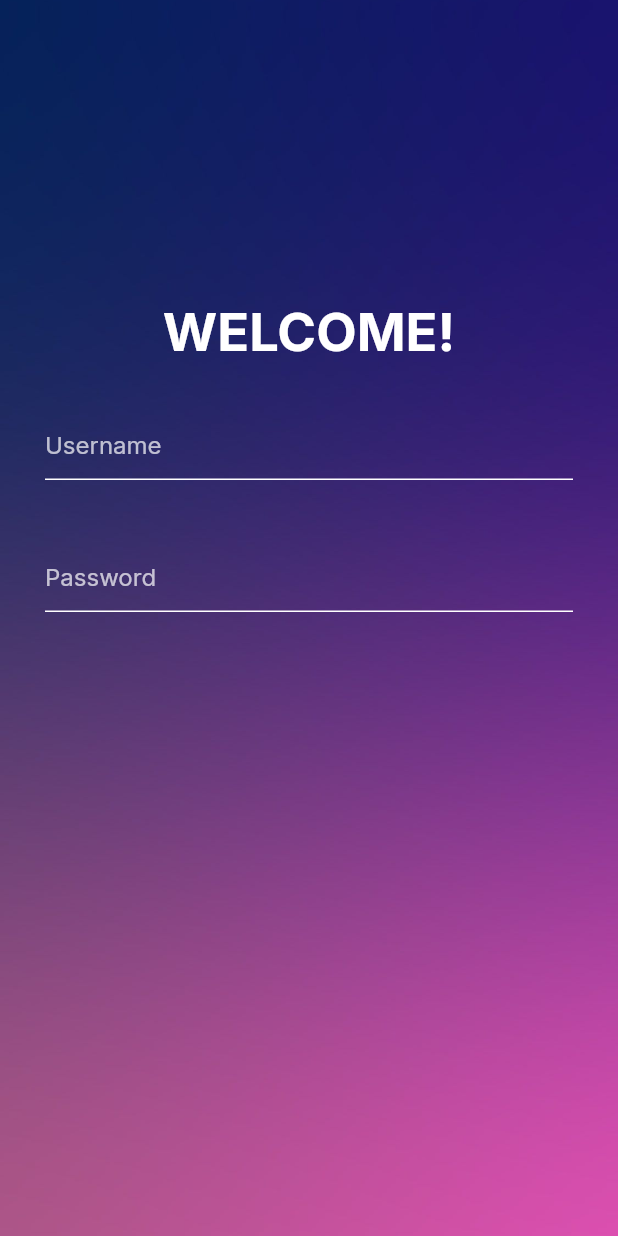
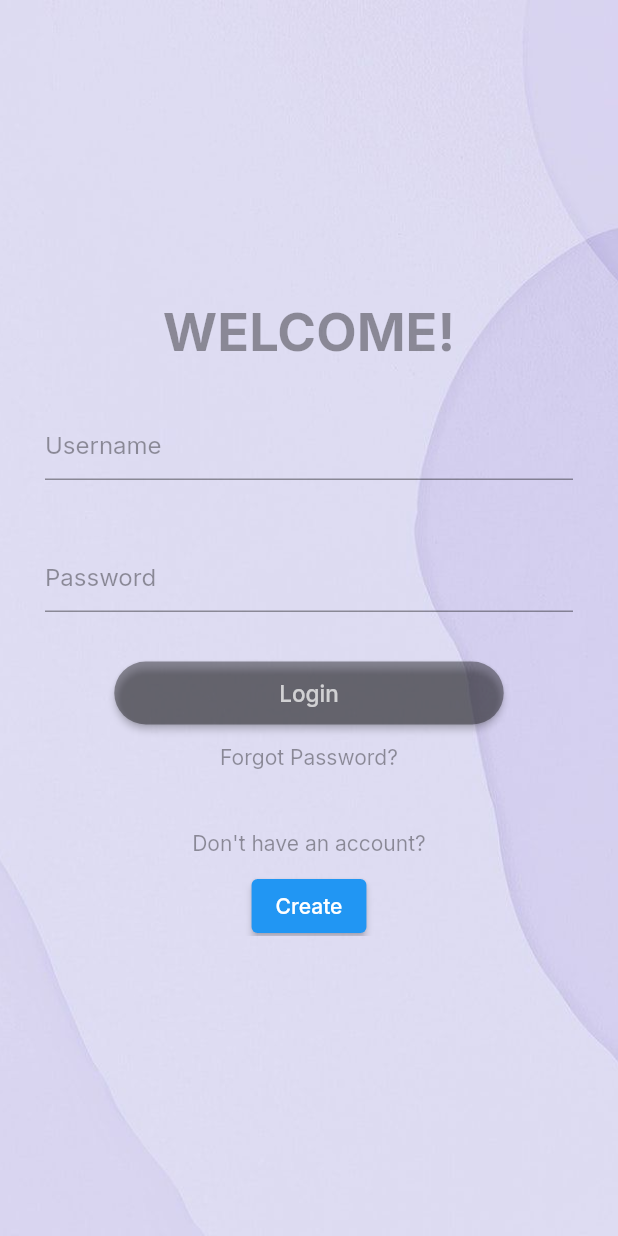
Before and after one commit to shrush235/blockchain, a Flutter app: the screen it shows after launch, on a phone screen of 412 x 824 dp. Run offline on Flutter 3.47's test engine with Material 2 defaults, Android fonts, the phone set to English and light mode, and no system bars; our stand-ins replace get, google_fonts.

Commit message:
Initial Cmmit

```diff
--- a/lib/homescreen.dart
+++ b/lib/homescreen.dart
@@ -21,12 +21,13 @@ class _HomepageState extends State<Homepage> {
       ),
       child: Padding(
         padding: EdgeInsets.symmetric(vertical: 200),
+        child: SingleChildScrollView(
           child: Column(
             children: [
               Text(
                 "WELCOME!",
                 style: GoogleFonts.inter(
-                  color: Colors.white,
+                    color: Colors.black38,
                     fontSize: 35,
                     fontWeight: FontWeight.w700),
               ),
@@ -38,9 +39,9 @@ class _HomepageState extends State<Homepage> {
                 child: TextField(
                   decoration: InputDecoration(
                     hintText: "Username",
-                  hintStyle: GoogleFonts.inter(color: Colors.white70),
+                    hintStyle: GoogleFonts.inter(color: Colors.black38),
                     enabledBorder: UnderlineInputBorder(
-                    borderSide: BorderSide(width: 1, color: Colors.white),
+                      borderSide: BorderSide(width: 1, color: Colors.black38),
                     ),
                   ),
                 ),
@@ -53,14 +54,57 @@ class _HomepageState extends State<Homepage> {
                 child: TextField(
                   decoration: InputDecoration(
                     hintText: "Password",
-                  hintStyle: GoogleFonts.inter(color: Colors.white70),
+                    hintStyle: GoogleFonts.inter(color: Colors.black38),
                     enabledBorder: UnderlineInputBorder(
-                    borderSide: BorderSide(width: 1, color: Colors.white),
+                      borderSide: BorderSide(width: 1, color: Colors.black38),
                     ),
                   ),
                 ),
               ),
+              SizedBox(
+                height: 30,
+              ),
+              ElevatedButton(
+                onPressed: () {},
+                child: Text(
+                  "Login",
+                  style: GoogleFonts.inter(
+                      fontSize: 15,
+                      color: Colors.white70,
+                      fontWeight: FontWeight.w500),
+                ),
+                style: ElevatedButton.styleFrom(
+                  shape: RoundedRectangleBorder(
+                      borderRadius: BorderRadius.circular(100)),
+                  backgroundColor: Colors.black38,
+                  padding: EdgeInsets.symmetric(horizontal: 110, vertical: 12),
+                ),
+              ),
+              SizedBox(
+                height: 10,
+              ),
+              Text(
+                "Forgot Password?",
+                style: GoogleFonts.inter(color: Colors.black38),
+              ),
+              SizedBox(
+                height: 40,
+              ),
+              Text(
+                "Don't have an account?",
+                style: GoogleFonts.inter(color: Colors.black38),
+              ),
+              SizedBox(
+                height: 10,
+              ),
+              ElevatedButton(
+                  onPressed: () {},
+                  child: Text(
+                    "Create",
+                    style: GoogleFonts.inter(),
+                  ))
             ],
+          ),
         ),
       ),
     ));
```
Also changed, not shown: asset/image/bg_app.jpg. Lines whose indentation alone changed are shown as unchanged.
